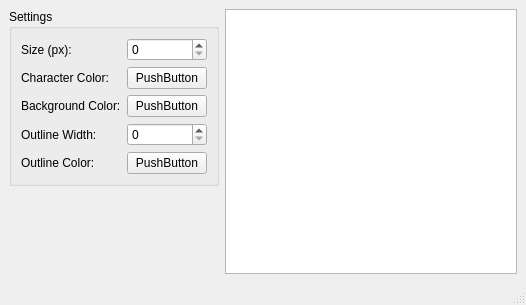
Before: the Qt Designer form Qt/18_qimage/mainwindow.ui in de-souza/embedded-cpp-training, drawn with Qt 5.
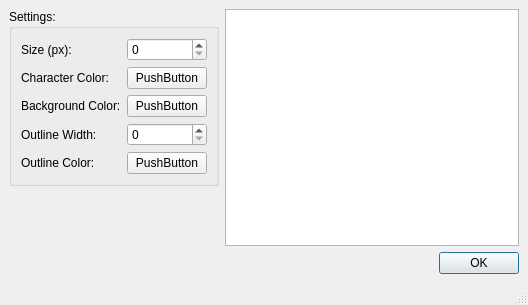
After: the same form once the commit is applied.

The edit to the form file:
```diff
--- a/Qt/18_qimage/mainwindow.ui
+++ b/Qt/18_qimage/mainwindow.ui
@@ -6,7 +6,7 @@
    <rect>
     <x>0</x>
     <y>0</y>
-    <width>526</width>
+    <width>528</width>
     <height>305</height>
    </rect>
   </property>
@@ -20,7 +20,7 @@
       <item>
        <widget class="QGroupBox" name="groupBox">
         <property name="title">
-         <string>Settings</string>
+         <string>Settings:</string>
         </property>
         <layout class="QFormLayout" name="formLayout">
          <item row="0" column="0">
@@ -104,6 +104,8 @@
      </layout>
     </item>
     <item>
+     <layout class="QVBoxLayout" name="verticalLayout_2">
+      <item>
      <widget class="QGraphicsView" name="graphicsView">
       <property name="sizePolicy">
        <sizepolicy hsizetype="Expanding" vsizetype="Expanding">
@@ -113,6 +115,15 @@
       </property>
      </widget>
     </item>
+      <item>
+       <widget class="QDialogButtonBox" name="buttonBox">
+        <property name="standardButtons">
+         <set>QDialogButtonBox::Ok</set>
+        </property>
+       </widget>
+      </item>
+     </layout>
+    </item>
    </layout>
   </widget>
   <widget class="QMenuBar" name="menubar">
```
Left out of the diff: 2 changed lines with no effect on the pictures. Lines whose indentation alone changed are shown as unchanged.
